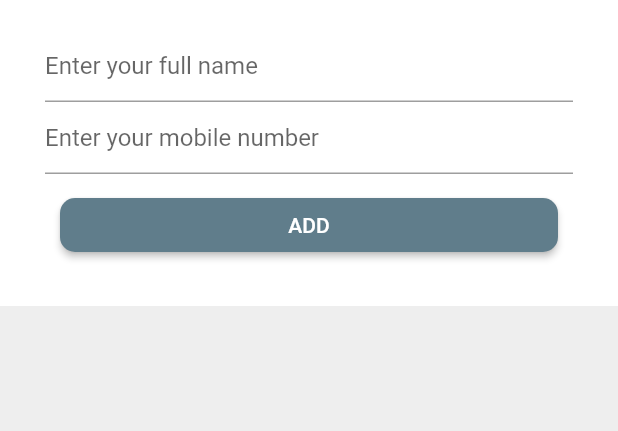
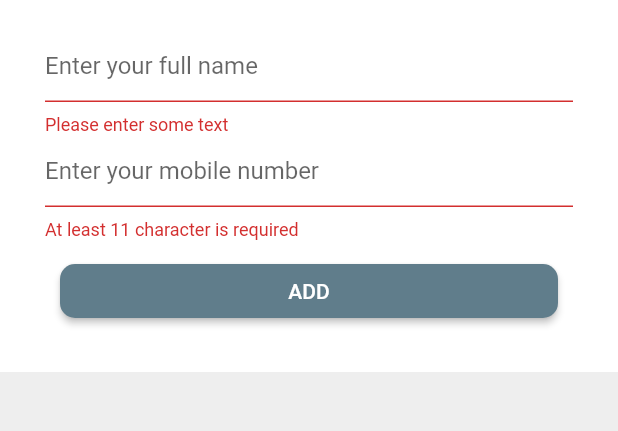
Before and after one commit to Sohag-84/flutter-sqlite-crud, a Flutter app: the screen it shows after launch, after a tap on "ADD", on a phone screen of 412 x 824 dp, the part 84-515 px from its top. Run offline on Flutter 3.47's test engine with Material 2 defaults, Android fonts, the phone set to English and light mode, and no system bars.

```diff
--- a/lib/main.dart
+++ b/lib/main.dart
@@ -27,9 +27,10 @@ class HomePage extends StatefulWidget {
 class _HomePageState extends State<HomePage> {
 
   final _formKey = GlobalKey<FormState>();
-  final Contact _contact = Contact(1,"sohag","123445");
-  final TextEditingController _nameController =  TextEditingController();
-  final TextEditingController _numberController =  TextEditingController();
+  final Contact _contact = Contact(1,"sohag","1234567");
+  // final TextEditingController _nameController =  TextEditingController();
+  // final TextEditingController _numberController =  TextEditingController();
+  bool isValidate = false;
 
   @override
   Widget build(BuildContext context) {
@@ -67,18 +68,27 @@ class _HomePageState extends State<HomePage> {
         child: Column(
           children: [
             TextFormField(
-              onSaved: (val)=>setState(()=>_contact.mobile= val! ),//for get user value
+              onSaved: (val)=>setState(()=>_contact.name= val! ),//for get user value
               //controller: _nameController,
-              decoration: const InputDecoration(
-                hintText: "Enter your full name"
-              ),
+              decoration: const InputDecoration(hintText: "Enter your full name"),
+              validator: (value) {
+                if (value == null || value.isEmpty) {
+                  return 'Please enter some text';
+                }
+                return null;
+              },
             ),
             TextFormField(
               onSaved: (val)=>setState(()=>_contact.mobile= val! ),
               //controller: _numberController,
-              decoration: const InputDecoration(
-                  hintText: "Enter your mobile number"
-              ),
+              decoration: const InputDecoration(hintText: "Enter your mobile number"),
+              keyboardType: TextInputType.number,
+              validator: (value) {
+                if (value == null || value.isEmpty || value.length<11) {
+                  return 'At least 11 character is required';
+                }
+                return null;
+              },
             ),
             Container(
               padding: const EdgeInsets.all(10),
@@ -106,7 +116,11 @@ class _HomePageState extends State<HomePage> {
   }
   _onAddButton() {
     var form = _formKey.currentState;
-    form!.save();
-    print("skdfsd = ${_contact.mobile}");/
+    if(form!.validate()){
+      form.save();
+      print(_contact.name);
+      print(_contact.mobile);
+    }
+
   }
 }
```
